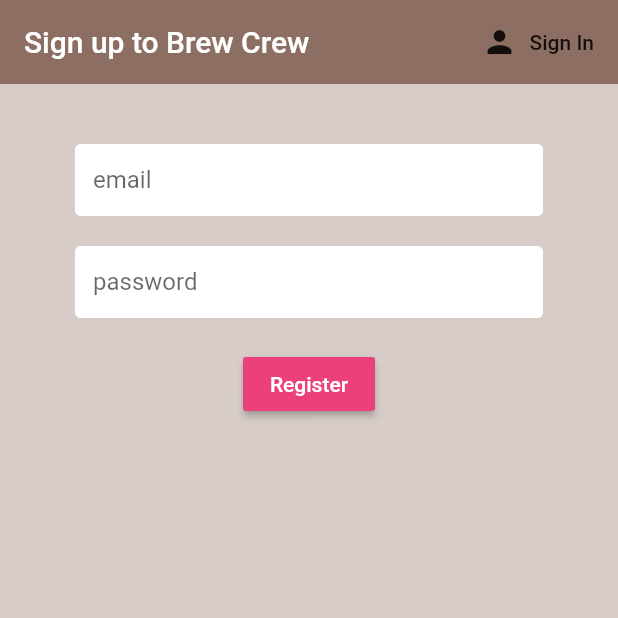
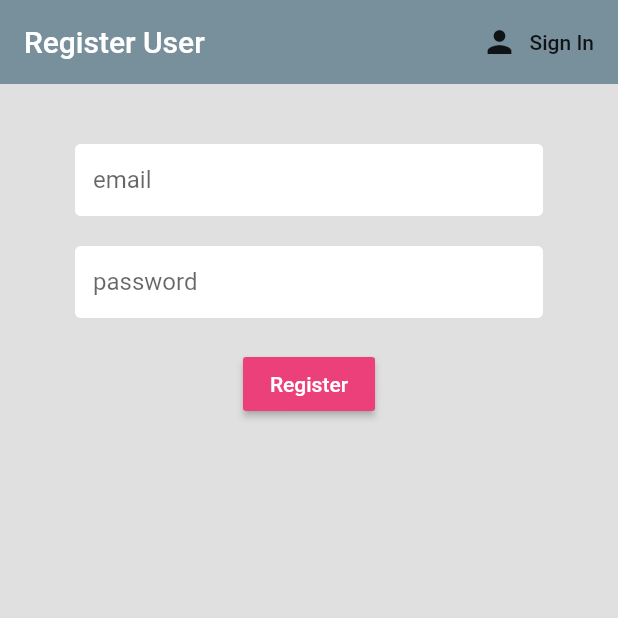
Before and after one commit to Empyreus/531ForBeginners, a Flutter app: the screen it shows after launch, after a tap on "Sign In", after a tap on "Register", on a phone screen of 412 x 824 dp, the top half of it. Run offline on Flutter 3.47's test engine with Material 2 defaults, Android fonts, the phone set to English and light mode, and no system bars; our stand-ins replace cloud_firestore, firebase_auth, flutter_spinkit; accounts and stored records are empty.

Commit message:
Fix some language and color scheme

```diff
--- a/lib/screens/authenticate/register.dart
+++ b/lib/screens/authenticate/register.dart
@@ -27,11 +27,11 @@ class _RegisterState extends State<Register> {
     return loading
         ? Loading()
         : Scaffold(
-            backgroundColor: Colors.brown[100],
+            backgroundColor: Colors.grey[300],
             appBar: AppBar(
-              backgroundColor: Colors.brown[400],
+              backgroundColor: Colors.blueGrey[400],
               elevation: 0.0,
-              title: Text('Sign up to Brew Crew'),
+              title: Text('Register User'),
               actions: <Widget>[
                 FlatButton.icon(
                   icon: Icon(Icons.person),
--- a/lib/screens/authenticate/sign_in.dart
+++ b/lib/screens/authenticate/sign_in.dart
@@ -27,11 +27,11 @@ class _SignInState extends State<SignIn> {
     return loading
         ? Loading()
         : Scaffold(
-            backgroundColor: Colors.brown[100],
+            backgroundColor: Colors.grey[300],
             appBar: AppBar(
-              backgroundColor: Colors.brown[400],
+              backgroundColor: Colors.blueGrey[400],
               elevation: 0.0,
-              title: Text('Sign in to Brew Crew'),
+              title: Text('Sign In User'),
               actions: <Widget>[
                 FlatButton.icon(
                   icon: Icon(Icons.person),
--- a/lib/screens/home/home.dart
+++ b/lib/screens/home/home.dart
@@ -13,10 +13,10 @@ class Home extends StatelessWidget {
     return StreamProvider<List<Weight>>.value(
       value: DatabaseService().weights,
       child: Scaffold(
-        backgroundColor: Colors.brown[50],
+        backgroundColor: Colors.grey[300],
         appBar: AppBar(
-          title: Text('Brew Crew'),
-          backgroundColor: Colors.brown[400],
+          title: Text('531 For Beginners'),
+          backgroundColor: Colors.blueGrey[400],
           elevation: 0.0,
           actions: <Widget>[
             FlatButton.icon(
--- a/lib/shared/loading.dart
+++ b/lib/shared/loading.dart
@@ -5,10 +5,10 @@ class Loading extends StatelessWidget {
   @override
   Widget build(BuildContext context) {
     return Container(
-      color: Colors.brown[100],
+      color: Colors.grey[300],
       child: Center(
         child: SpinKitChasingDots(
-          color: Colors.brown,
+          color: Colors.grey,
           size: 50.0,
         ),
       ),
```
